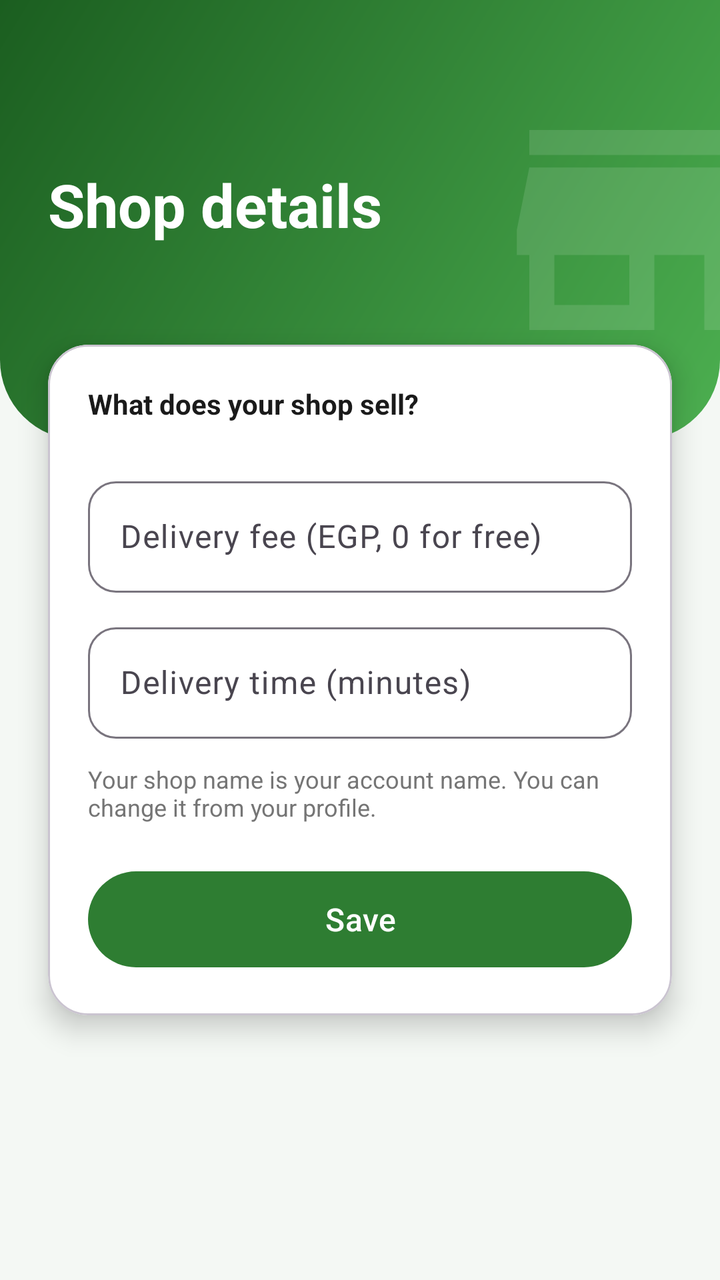
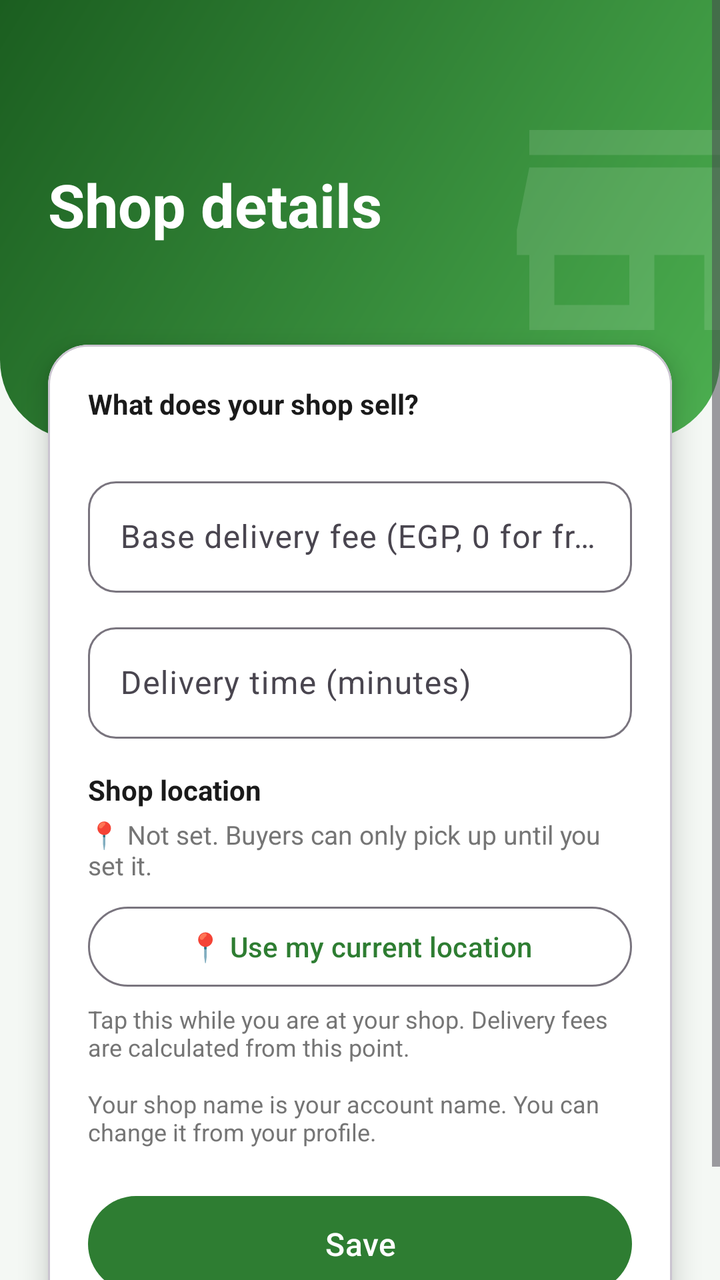

Screens rendered from an Android XML layout before and after an edit, with the pre-edit source and the edit as a unified diff.
<!-- AndroidManifest.xml: application theme Theme.GroceryApp -->
<!-- res/layout/activity_shop_settings.xml -->
<?xml version="1.0" encoding="utf-8"?>
<ScrollView xmlns:android="http://schemas.android.com/apk/res/android"
    xmlns:app="http://schemas.android.com/apk/res-auto"
    android:layout_width="match_parent"
    android:layout_height="match_parent"
    android:background="@color/welcome_background"
    android:fillViewport="true">

    <LinearLayout
        android:layout_width="match_parent"
        android:layout_height="wrap_content"
        android:orientation="vertical"
        android:paddingBottom="32dp">

        <FrameLayout
            android:layout_width="match_parent"
            android:layout_height="220dp"
            android:background="@drawable/header_background">

            <ImageView
                android:layout_width="150dp"
                android:layout_height="150dp"
                android:layout_gravity="end|top"
                android:layout_marginTop="40dp"
                android:layout_marginEnd="-30dp"
                android:alpha="0.12"
                android:importantForAccessibility="no"
                android:src="@drawable/ic_store"
                android:tint="@color/white" />

            <LinearLayout
                android:layout_width="match_parent"
                android:layout_height="wrap_content"
                android:layout_gravity="bottom"
                android:orientation="vertical"
                android:paddingHorizontal="24dp"
                android:paddingBottom="72dp">

                <TextView
                    android:layout_width="wrap_content"
                    android:layout_height="wrap_content"
                    android:text="Shop details"
                    android:textColor="@color/white"
                    android:textSize="30sp"
                    android:textStyle="bold" />

                <TextView
                    android:id="@+id/tvShopName"
                    android:layout_width="wrap_content"
                    android:layout_height="wrap_content"
                    android:layout_marginTop="4dp"
                    android:textColor="#E6FFFFFF"
                    android:textSize="16sp" />
            </LinearLayout>
        </FrameLayout>

        <com.google.android.material.card.MaterialCardView
            android:layout_width="match_parent"
            android:layout_height="wrap_content"
            android:layout_marginStart="24dp"
            android:layout_marginTop="-48dp"
            android:layout_marginEnd="24dp"
            app:cardBackgroundColor="@color/white"
            app:cardCornerRadius="20dp"
            app:cardElevation="8dp">

            <LinearLayout
                android:layout_width="match_parent"
                android:layout_height="wrap_content"
                android:orientation="vertical"
                android:padding="20dp">

                <TextView
                    android:layout_width="wrap_content"
                    android:layout_height="wrap_content"
                    android:text="What does your shop sell?"
                    android:textColor="@color/text_primary"
                    android:textSize="14sp"
                    android:textStyle="bold" />

                <com.google.android.material.chip.ChipGroup
                    android:id="@+id/chipGroupCategory"
                    android:layout_width="match_parent"
                    android:layout_height="wrap_content"
                    android:layout_marginTop="8dp"
                    android:layout_marginBottom="16dp"
                    app:selectionRequired="true"
                    app:singleSelection="true" />

                <com.google.android.material.textfield.TextInputLayout
                    android:id="@+id/tilFee"
                    style="@style/Widget.GroceryApp.TextInputLayout"
                    android:layout_width="match_parent"
                    android:layout_height="wrap_content"
                    android:layout_marginTop="0dp"
                    android:hint="Delivery fee (EGP, 0 for free)">

                    <com.google.android.material.textfield.TextInputEditText
                        android:id="@+id/etFee"
                        android:layout_width="match_parent"
                        android:layout_height="wrap_content"
                        android:inputType="numberDecimal"
                        android:textColor="@color/text_primary" />
                </com.google.android.material.textfield.TextInputLayout>
                <com.google.android.material.textfield.TextInputLayout
                    android:id="@+id/tilMinutes"
                    style="@style/Widget.GroceryApp.TextInputLayout"
                    android:layout_width="match_parent"
                    android:layout_height="wrap_content"
                    android:layout_marginTop="12dp"
                    android:hint="Delivery time (minutes)">

                    <com.google.android.material.textfield.TextInputEditText
                        android:id="@+id/etMinutes"
                        android:layout_width="match_parent"
                        android:layout_height="wrap_content"
                        android:inputType="number"
                        android:textColor="@color/text_primary" />
                </com.google.android.material.textfield.TextInputLayout>

                <TextView
                    android:layout_width="wrap_content"
                    android:layout_height="wrap_content"
                    android:layout_marginTop="12dp"
                    android:text="Your shop name is your account name. You can change it from your profile."
                    android:textColor="@color/text_secondary"
                    android:textSize="12sp" />

                <Button
                    android:id="@+id/btnSave"
                    style="@style/Widget.GroceryApp.Button"
                    android:layout_width="match_parent"
                    android:layout_height="wrap_content"
                    android:layout_marginTop="20dp"
                    android:text="Save" />
            </LinearLayout>
        </com.google.android.material.card.MaterialCardView>
    </LinearLayout>
</ScrollView>
<!-- resources referenced by this layout -->
<resources>
  <color name="text_primary">#1A1A1A</color>
  <color name="text_secondary">#757575</color>
  <color name="welcome_background">#F4F8F4</color>
  <color name="white">#FFFFFFFF</color>
  <!-- drawable header_background (drawable) -->
  <?xml version="1.0" encoding="utf-8"?>
  <shape xmlns:android="http://schemas.android.com/apk/res/android"
      android:shape="rectangle">
      <gradient
          android:angle="315"
          android:startColor="#1B5E20"
          android:endColor="#4CAF50"
          android:type="linear" />
      <corners
          android:bottomLeftRadius="40dp"
          android:bottomRightRadius="40dp" />
  </shape>
  <!-- drawable ic_store (drawable) -->
  <?xml version="1.0" encoding="utf-8"?>
  <vector xmlns:android="http://schemas.android.com/apk/res/android"
      android:width="24dp"
      android:height="24dp"
      android:viewportWidth="24"
      android:viewportHeight="24">
      <path
          android:fillColor="#FF000000"
          android:pathData="M20,4H4v2h16V4zM21,14v-2l-1,-5H4l-1,5v2h1v6h10v-6h4v6h2v-6h1zM12,18H6v-4h6v4z" />
  </vector>
  <style name="Widget.GroceryApp.Button" parent="Widget.Material3.Button">
          <item name="android:minHeight">56dp</item>
          <item name="android:textSize">16sp</item>
          <item name="android:textAllCaps">false</item>
          <item name="cornerRadius">28dp</item>
      </style>
  <style name="Widget.GroceryApp.TextInputLayout" parent="Widget.Material3.TextInputLayout.OutlinedBox">
          <item name="boxCornerRadiusTopStart">14dp</item>
          <item name="boxCornerRadiusTopEnd">14dp</item>
          <item name="boxCornerRadiusBottomStart">14dp</item>
          <item name="boxCornerRadiusBottomEnd">14dp</item>
      </style>
  <style name="Theme.GroceryApp" parent="Base.Theme.GroceryApp" />
  <style name="Base.Theme.GroceryApp" parent="Theme.Material3.Light.NoActionBar">
          <item name="colorPrimary">@color/green_primary</item>
          <item name="colorOnPrimary">@color/white</item>
          <item name="colorPrimaryContainer">@color/green_light</item>
          <item name="colorOnPrimaryContainer">@color/green_dark</item>
          <item name="colorError">@color/danger</item>
      </style>
  <color name="green_primary">#2E7D32</color>
  <color name="green_light">#E8F5E9</color>
  <color name="green_dark">#1B5E20</color>
  <color name="danger">#C62828</color>
</resources>

<!-- the commit's change to res/layout/activity_shop_settings.xml (unified diff, before → after) -->
@@ -93,7 +93,7 @@
                     android:layout_width="match_parent"
                     android:layout_height="wrap_content"
                     android:layout_marginTop="0dp"
-                    android:hint="Delivery fee (EGP, 0 for free)">
+                    android:hint="Base delivery fee (EGP, 0 for free)">
 
                     <com.google.android.material.textfield.TextInputEditText
                         android:id="@+id/etFee"
@@ -118,6 +118,42 @@
                         android:textColor="@color/text_primary" />
                 </com.google.android.material.textfield.TextInputLayout>
 
+                
+                <TextView
+                    android:layout_width="wrap_content"
+                    android:layout_height="wrap_content"
+                    android:layout_marginTop="16dp"
+                    android:text="Shop location"
+                    android:textColor="@color/text_primary"
+                    android:textSize="14sp"
+                    android:textStyle="bold" />
+
+                <TextView
+                    android:id="@+id/tvShopLocation"
+                    android:layout_width="match_parent"
+                    android:layout_height="wrap_content"
+                    android:layout_marginTop="4dp"
+                    android:text="📍 Not set. Buyers can only pick up until you set it."
+                    android:textColor="@color/text_secondary"
+                    android:textSize="13sp" />
+
+                <Button
+                    android:id="@+id/btnSetLocation"
+                    style="?attr/materialButtonOutlinedStyle"
+                    android:layout_width="match_parent"
+                    android:layout_height="wrap_content"
+                    android:layout_marginTop="8dp"
+                    android:text="📍 Use my current location"
+                    android:textAllCaps="false" />
+
+                <TextView
+                    android:layout_width="match_parent"
+                    android:layout_height="wrap_content"
+                    android:layout_marginTop="4dp"
+                    android:text="Tap this while you are at your shop. Delivery fees are calculated from this point."
+                    android:textColor="@color/text_secondary"
+                    android:textSize="12sp" />
+
                 <TextView
                     android:layout_width="wrap_content"
                     android:layout_height="wrap_content"
